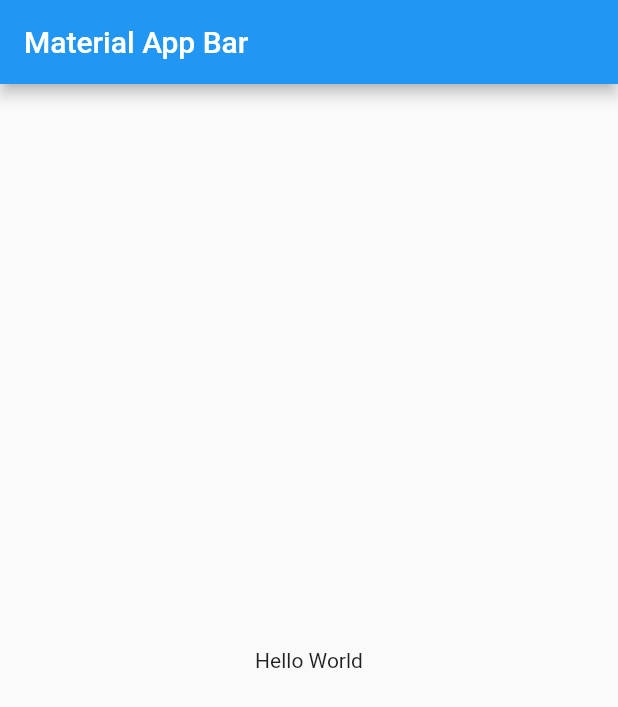
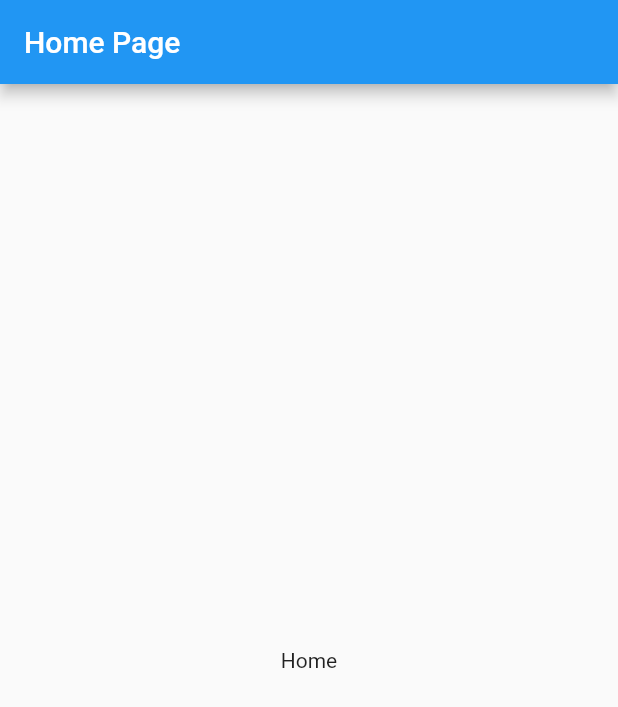
Before and after one commit to velascoandres/push_app, a Flutter app: the screen it shows after launch, on a phone screen of 412 x 824 dp. Shown: the top 707 px of the screen. Run offline on Flutter 3.47's test engine with Material 2 defaults, Android fonts, the phone set to English and light mode, and no system bars.

Commit message:
add pages

```diff
--- a/lib/main.dart
+++ b/lib/main.dart
@@ -1,4 +1,6 @@
 import 'package:flutter/material.dart';
+import 'package:push_app/src/pages/home_page.dart';
+import 'package:push_app/src/pages/message_page.dart';
 
 void main() => runApp(MyApp());
 
@@ -7,16 +9,12 @@ class MyApp extends StatelessWidget {
   Widget build(BuildContext context) {
     return MaterialApp(
       title: 'Material App',
-      home: Scaffold(
-        appBar: AppBar(
-          title: Text('Material App Bar'),
-        ),
-        body: Center(
-          child: Container(
-            child: Text('Hello World'),
-          ),
-        ),
-      ),
+      home: HomePage(),
+      initialRoute: 'home',
+      routes: {
+        'home': (BuildContext context) => HomePage(),
+        'message': (BuildContext context) => MessagePage(),
+      },
     );
   }
 }
--- /dev/null
+++ b/lib/src/pages/home_page.dart
@@ -0,0 +1,17 @@
+import 'package:flutter/material.dart';
+
+class HomePage extends StatelessWidget {
+  @override
+  Widget build(BuildContext context) {
+    return Scaffold(
+      appBar: AppBar(
+        title: Text('Home Page'),
+      ),
+      body: Center(
+        child: Container(
+          child: Text('Home'),
+        ),
+      ),
+    );
+  }
+}
```
Also changed, not shown: lib/src/pages/message_page.dart (added, +17 -0 lines).
